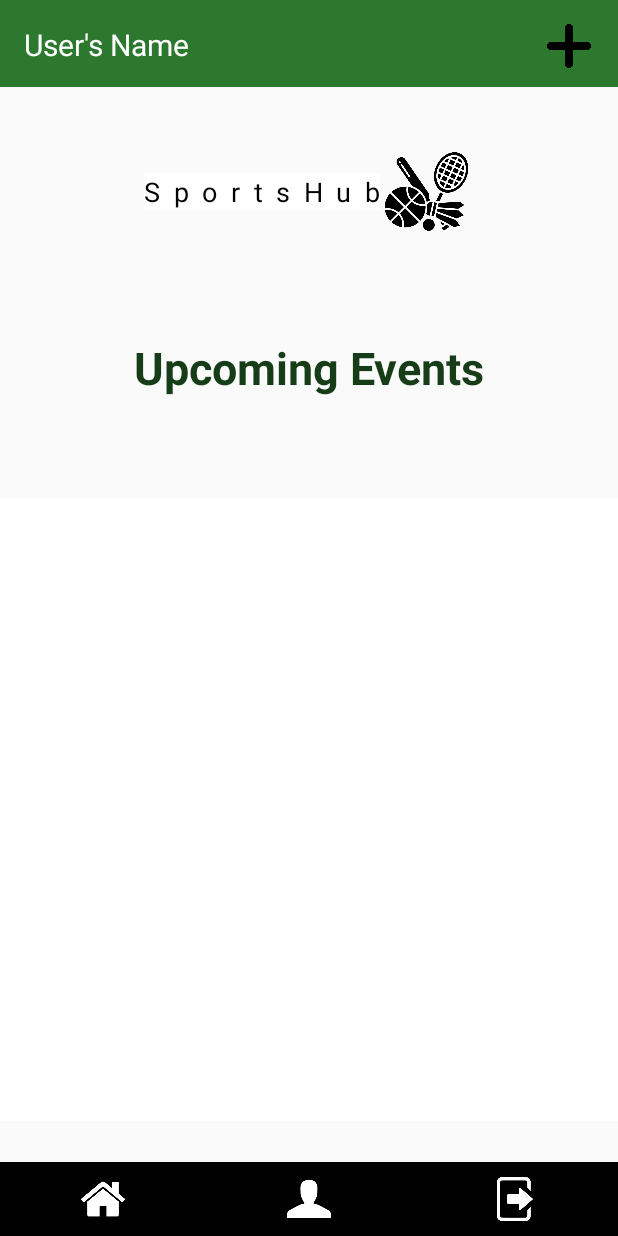
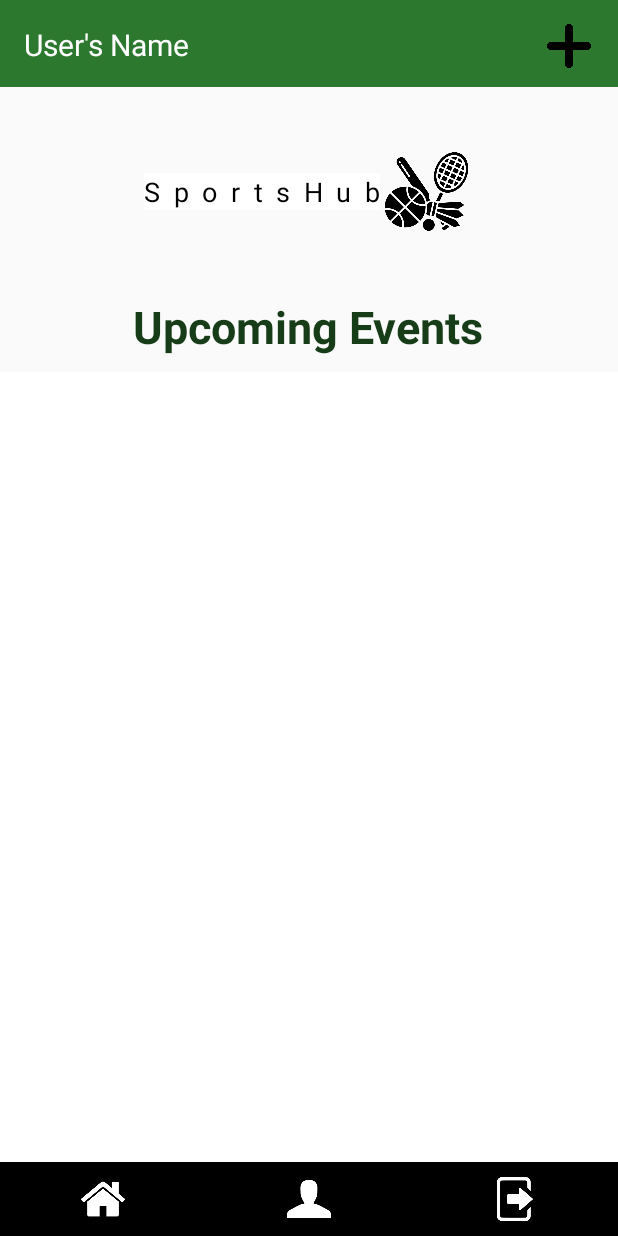
Before and after one commit to KleinKodes/SKADJ-CSCB07-Project, an Android app: the activityPageDenny screen opened directly, with no data from a screen before it, on a phone screen of 412 x 824 dp. Run offline under Robolectric (Android 15) with nearby library versions, the phone set to English and light mode, and no system bars; our stand-ins replace Firebase (no records; nobody signed in at launch, a user with empty details on screens opened directly); 1 statement that could not run was skipped.

Commit message:
Removed unnecessary white spaces in activity page
-There was a complaint about how the logo's margin took up to much space in page.
-Shrunk down the margin

```diff
--- a/app/src/main/java/com/example/b07_project/activityPageDenny.java
+++ b/app/src/main/java/com/example/b07_project/activityPageDenny.java
@@ -151,9 +151,9 @@ public class activityPageDenny extends AppCompatActivity {
         textView = v.findViewById(R.id.cardEventDate);
         textView.setText(event.getStartDateString());
         textView = v.findViewById(R.id.startTime);
-        textView.setText(event.getStartTimeString());
+        textView.setText("Start: "+event.getStartTimeString());
         textView = v.findViewById(R.id.endTime);
-        textView.setText(event.getEndTimeString());
+        textView.setText("End: "+event.getEndTimeString());
         textView = v.findViewById(R.id.profileEventName);
         textView.setText(event.getName());
         textView.setHint(event.getId() + "");
--- a/app/src/main/java/com/example/b07_project/profile.java
+++ b/app/src/main/java/com/example/b07_project/profile.java
@@ -150,7 +150,7 @@ public class profile extends AppCompatActivity {
         textView = v.findViewById(R.id.profileDate);
         textView.setText(event.getStartDateString());
         textView = v.findViewById(R.id.profileStartTime);
-        textView.setText(event.getStartTimeString());
+        textView.setText("Start: "+event.getStartTimeString());
         textView = v.findViewById(R.id.profileVenueName);
         textView.setText(venueName);
         textView = v.findViewById(R.id.profileEventName);
--- a/app/src/main/res/layout/activity_page_denny.xml
+++ b/app/src/main/res/layout/activity_page_denny.xml
@@ -92,6 +92,16 @@
 
     </LinearLayout>
 
+    <LinearLayout
+        android:id="@+id/linearLayout3"
+        android:layout_width="match_parent"
+        android:layout_height="0dp"
+        android:gravity="center"
+        android:orientation="vertical"
+        app:layout_constraintEnd_toEndOf="parent"
+        app:layout_constraintStart_toStartOf="parent"
+        app:layout_constraintTop_toBottomOf="@+id/Logo">
+
         <TextView
             android:id="@+id/upcomingEventHeaderDenny"
             android:layout_width="wrap_content"
@@ -101,22 +111,18 @@
             android:text="Upcoming Events"
             android:textColor="#173C18"
             android:textSize="30sp"
-        android:textStyle="bold"
-        app:layout_constraintBottom_toTopOf="@+id/cards"
-        app:layout_constraintEnd_toEndOf="parent"
-        app:layout_constraintStart_toStartOf="parent"
-        app:layout_constraintTop_toBottomOf="@+id/Logo" />
+            android:textStyle="bold" />
+    </LinearLayout>
 
     <ScrollView
         android:id="@+id/cards"
         android:layout_width="0dp"
-        android:layout_height="415dp"
-        android:layout_marginTop="30dp"
+        android:layout_height="0dp"
         android:background="#FFFFFF"
         app:layout_constraintBottom_toTopOf="@+id/Navbar"
         app:layout_constraintEnd_toEndOf="parent"
         app:layout_constraintStart_toStartOf="parent"
-        app:layout_constraintTop_toBottomOf="@+id/upcomingEventHeaderDenny"
+        app:layout_constraintTop_toBottomOf="@+id/linearLayout3"
         app:layout_constraintVertical_bias="0.0"
         tools:ignore="SpeakableTextPresentCheck">
 
```
Lines whose indentation alone changed are shown as unchanged.
